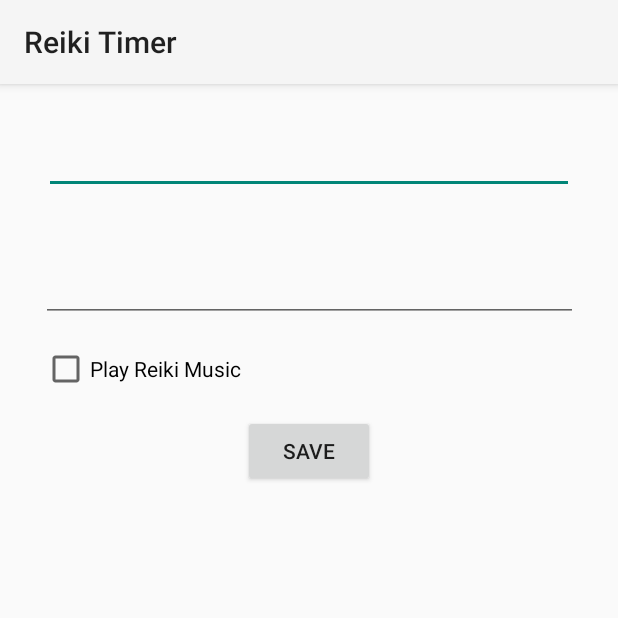
After one commit to noblesilence/LTC_Reiki_Clock_V3, an Android app: the EditReikiActivity screen opened directly, with no data from a screen before it, on a phone screen of 412 x 824 dp, the top half of it. The commit adds this screen. Run offline under Robolectric (Android 15) with nearby library versions, the phone set to English and light mode, and no system bars.

Commit message:
Edit Reiki and update on the server.

```diff
--- a/app/src/main/java/com/learnteachcenter/ltcreikiclockv3/api/ReikiApi.kt
+++ b/app/src/main/java/com/learnteachcenter/ltcreikiclockv3/api/ReikiApi.kt
@@ -1,11 +1,8 @@
 package com.learnteachcenter.ltcreikiclockv3.api
 
 import android.arch.lifecycle.LiveData
-import com.learnteachcenter.ltcreikiclockv3.api.responses.AddReikiResponse
-import com.learnteachcenter.ltcreikiclockv3.api.responses.ApiResponse
-import com.learnteachcenter.ltcreikiclockv3.api.responses.DeleteReikiResponse
+import com.learnteachcenter.ltcreikiclockv3.api.responses.*
 import com.learnteachcenter.ltcreikiclockv3.authentication.login.LoginResponse
-import com.learnteachcenter.ltcreikiclockv3.api.responses.ReikisResponse
 import com.learnteachcenter.ltcreikiclockv3.authentication.User
 import com.learnteachcenter.ltcreikiclockv3.authentication.signup.SignUpResponse
 import com.learnteachcenter.ltcreikiclockv3.reiki.position.Position
@@ -14,6 +11,7 @@ import retrofit2.http.*
 
 interface ReikiApi {
 
+    // Sign Up
     @FormUrlEncoded
     @POST("users/register")
     fun signUp(
@@ -23,6 +21,7 @@ interface ReikiApi {
         @Field("password2") password2: String
     ): Call<SignUpResponse>
 
+    // Log In
     @FormUrlEncoded
     @POST("users/login")
     fun logIn(
@@ -30,9 +29,11 @@ interface ReikiApi {
         @Field("password") password: String
     ): Call<LoginResponse>
 
+    // Get
     @GET("reikis")
     fun getReikis(): LiveData<ApiResponse<ReikisResponse>>
 
+    // Post Reiki
     @FormUrlEncoded
     @POST("reikis")
     fun addReiki(
@@ -42,6 +43,17 @@ interface ReikiApi {
         @Field("positions") positions: List<Position>?
     ): Call<AddReikiResponse>
 
+    // Update Reiki
+    @FormUrlEncoded
+    @PUT("reikis/{id}")
+    fun updateReiki(
+        @Path("id") id: String,
+        @Field("title") title: String,
+        @Field("description") description: String,
+        @Field("playMusic") playMusic: Boolean
+    ): Call<UpdateReikiResponse>
+
+    // Delete Reiki
     @DELETE("reikis/{id}")
     fun deleteReiki(
         @Path("id") reikiId: String
--- /dev/null
+++ b/app/src/main/java/com/learnteachcenter/ltcreikiclockv3/reiki/edit/EditReikiActivity.kt
@@ -0,0 +1,107 @@
+package com.learnteachcenter.ltcreikiclockv3.reiki.edit
+
+import android.content.Intent
+import android.support.v7.app.AppCompatActivity
+import android.os.Bundle
+import android.widget.Toast
+import com.learnteachcenter.ltcreikiclockv3.R
+import com.learnteachcenter.ltcreikiclockv3.api.responses.UpdateReikiResponse
+import com.learnteachcenter.ltcreikiclockv3.app.Injection
+import com.learnteachcenter.ltcreikiclockv3.app.IntentExtraNames
+import com.learnteachcenter.ltcreikiclockv3.reiki.all.AllReikisActivity
+import kotlinx.android.synthetic.main.activity_edit_reiki.*
+import org.json.JSONObject
+import retrofit2.Call
+import retrofit2.Callback
+import retrofit2.Response
+
+class EditReikiActivity : AppCompatActivity() {
+
+    private var id: String = ""
+    private var title: String = ""
+    private var description: String = ""
+    private var playMusic: Boolean = false
+
+    private var reikiApi = Injection.provideReikiApi()
+
+    override fun onCreate(savedInstanceState: Bundle?) {
+        super.onCreate(savedInstanceState)
+        setContentView(R.layout.activity_edit_reiki)
+
+        val i = intent
+
+        if(i.hasExtra(IntentExtraNames.EXTRA_REIKI_ID)) {
+            id = i.getStringExtra(IntentExtraNames.EXTRA_REIKI_ID)
+        }
+
+        if(i.hasExtra(IntentExtraNames.EXTRA_REIKI_TITLE)) {
+            title = i.getStringExtra(IntentExtraNames.EXTRA_REIKI_TITLE)
+        }
+
+        if(i.hasExtra(IntentExtraNames.EXTRA_REIKI_DESCRIPTION)) {
+            description = i.getStringExtra(IntentExtraNames.EXTRA_REIKI_DESCRIPTION)
+        }
+
+        if(i.hasExtra(IntentExtraNames.EXTRA_REIKI_PLAY_MUSIC)) {
+            playMusic = i.getBooleanExtra(IntentExtraNames.EXTRA_REIKI_PLAY_MUSIC, true)
+        }
+
+        et_title.setText(title)
+        et_description.setText(description)
+        ckb_play_music.setChecked(playMusic)
+
+        btn_update_reiki.setOnClickListener {
+            if(isValidInput()) {
+
+                disableButton()
+
+                val title = et_title.text.toString().trim()
+                val description = et_description.text.toString().trim()
+                val playMusic = ckb_play_music.isChecked
+
+                val call: Call<UpdateReikiResponse> = reikiApi.updateReiki(id, title, description, playMusic)
+
+                call.enqueue(object: Callback<UpdateReikiResponse>{
+                    override fun onFailure(call: Call<UpdateReikiResponse>, t: Throwable) {
+                        displayMessage("Server error: ${t.message}")
+
+                        enableButton()
+                    }
+
+                    override fun onResponse(call: Call<UpdateReikiResponse>, response: Response<UpdateReikiResponse>) {
+                        val updateResponse: UpdateReikiResponse? = response.body()
+
+                        if(updateResponse != null) {
+                            if(updateResponse.success) {
+                                displayMessage("Update Success!")
+
+                                val i = Intent(this@EditReikiActivity, AllReikisActivity::class.java)
+                                startActivity(i)
+                            } else {
+                                val jObjError = JSONObject(response.errorBody()!!.string())
+                                displayMessage(jObjError.toString())
+                                enableButton()
+                            }
+                        }
+                    }
+                })
+            }
+        }
+    }
+
+    private fun displayMessage(message: String) {
+        Toast.makeText(this, message, Toast.LENGTH_LONG).show()
+    }
+
+    private fun enableButton() {
+        btn_update_reiki.isEnabled = true
+        btn_update_reiki.text = "Save"
+    }
+
+    private fun disableButton() {
+        btn_update_reiki.isEnabled = false
+        btn_update_reiki.text = "Saving..."
+    }
+
+    private fun isValidInput(): Boolean = et_title.text.toString().trim().isNotEmpty()
+}
--- /dev/null
+++ b/app/src/main/res/layout/activity_edit_reiki.xml
@@ -0,0 +1,48 @@
+<?xml version="1.0" encoding="utf-8"?>
+<android.support.constraint.ConstraintLayout
+        xmlns:android="http://schemas.android.com/apk/res/android"
+        xmlns:tools="http://schemas.android.com/tools"
+        xmlns:app="http://schemas.android.com/apk/res-auto"
+        android:layout_width="match_parent"
+        android:layout_height="match_parent"
+        tools:context="com.learnteachcenter.ltcreikiclockv3.reiki.edit.EditReikiActivity">
+
+    <EditText
+            android:layout_width="353dp"
+            android:layout_height="57dp"
+            android:inputType="textPersonName"
+            android:text=""
+            android:ems="10"
+            android:id="@+id/et_title" android:layout_marginStart="8dp"
+            app:layout_constraintStart_toStartOf="parent" android:layout_marginLeft="8dp"
+            android:layout_marginEnd="8dp" app:layout_constraintEnd_toEndOf="parent"
+            android:layout_marginRight="8dp"
+            android:layout_marginTop="16dp" app:layout_constraintTop_toTopOf="parent"/>
+    <EditText
+            android:layout_width="358dp"
+            android:layout_height="61dp"
+            android:inputType="textMultiLine"
+            android:text=""
+            android:gravity="start|top"
+            android:ems="10"
+            android:id="@+id/et_description" android:layout_marginTop="24dp"
+            app:layout_constraintTop_toBottomOf="@+id/et_title" android:layout_marginStart="8dp"
+            app:layout_constraintStart_toStartOf="parent" android:layout_marginLeft="8dp"
+            android:layout_marginEnd="8dp" app:layout_constraintEnd_toEndOf="parent"
+            android:layout_marginRight="8dp"/>
+    <CheckBox android:layout_width="365dp" android:layout_height="30dp"
+              android:layout_marginTop="16dp"
+              android:id="@+id/ckb_play_music"
+              app:layout_constraintTop_toBottomOf="@+id/et_description"
+              app:layout_constraintStart_toStartOf="parent" android:layout_marginLeft="28dp"
+              android:layout_marginStart="28dp" android:text="Play Reiki Music"/>
+    <Button
+            android:id="@+id/btn_update_reiki"
+            android:layout_width="wrap_content"
+            android:layout_height="wrap_content"
+            android:layout_margin="@dimen/dp_16"
+            android:text="@string/save"
+            app:layout_constraintEnd_toEndOf="parent"
+            app:layout_constraintStart_toStartOf="parent"
+            app:layout_constraintTop_toBottomOf="@+id/ckb_play_music"/>
+</android.support.constraint.ConstraintLayout>
```
Also changed, not shown: app/src/main/AndroidManifest.xml (+7 -6 lines), app/src/main/java/com/learnteachcenter/ltcreikiclockv3/api/responses/UpdateReikiResponse.kt (added, +9 -0 lines), app/src/main/java/com/learnteachcenter/ltcreikiclockv3/reiki/all/AllReikisActivity.kt (+12 -10 lines), app/src/main/java/com/learnteachcenter/ltcreikiclockv3/reiki/all/ReikisAdapter.kt (+15 -5 lines), app/src/main/res/layout/list_item_reiki.xml (+1 -15 lines), app/build.gradle (line endings or trailing spaces).
